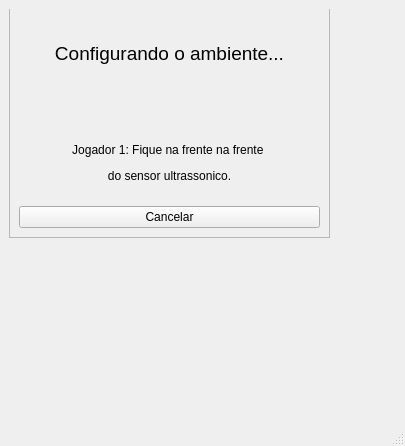
Above: interfaceJogo.ui from augustovillar/stayingAlive before the change. Below: the same form after it.
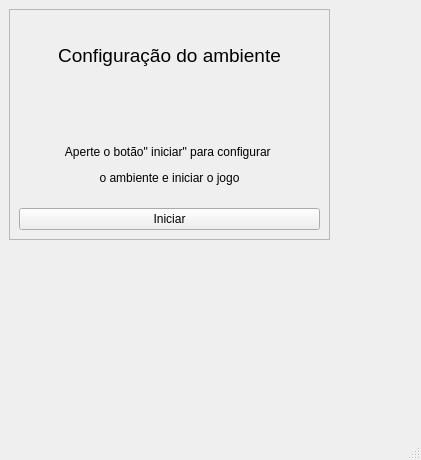
That is the form after the change. The open tabs and pages were chosen to show the change.

Commit message: adicionei botão iniciar e pagina iniciar_config

```diff
--- a/interfaceJogo.ui
+++ b/interfaceJogo.ui
@@ -6,8 +6,8 @@
    <rect>
     <x>0</x>
     <y>0</y>
-    <width>405</width>
-    <height>446</height>
+    <width>421</width>
+    <height>460</height>
    </rect>
   </property>
   <property name="windowTitle">
@@ -156,7 +156,63 @@
         </item>
        </layout>
       </widget>
-      <widget class="QWidget" name="page_2"/>
+      <widget class="QWidget" name="iniciar_config">
+       <widget class="QFrame" name="frame_15">
+        <property name="geometry">
+         <rect>
+          <x>0</x>
+          <y>0</y>
+          <width>321</width>
+          <height>231</height>
+         </rect>
+        </property>
+        <property name="frameShape">
+         <enum>QFrame::StyledPanel</enum>
+        </property>
+        <property name="frameShadow">
+         <enum>QFrame::Raised</enum>
+        </property>
+        <layout class="QVBoxLayout" name="verticalLayout_16">
+         <item>
+          <widget class="QLabel" name="label_19">
+           <property name="text">
+            <string>&lt;html&gt;&lt;head/&gt;&lt;body&gt;&lt;p align=&quot;center&quot;&gt;&lt;span style=&quot; font-size:14pt;&quot;&gt;Configuração do ambiente&lt;/span&gt;&lt;/p&gt;&lt;/body&gt;&lt;/html&gt;</string>
+           </property>
+          </widget>
+         </item>
+         <item>
+          <spacer name="verticalSpacer_7">
+           <property name="orientation">
+            <enum>Qt::Vertical</enum>
+           </property>
+           <property name="sizeType">
+            <enum>QSizePolicy::Maximum</enum>
+           </property>
+           <property name="sizeHint" stdset="0">
+            <size>
+             <width>20</width>
+             <height>30</height>
+            </size>
+           </property>
+          </spacer>
+         </item>
+         <item>
+          <widget class="QLabel" name="label_20">
+           <property name="text">
+            <string>&lt;html&gt;&lt;head/&gt;&lt;body&gt;&lt;p align=&quot;center&quot;&gt;Aperte o botão&amp;quot; iniciar&amp;quot; para configurar &lt;/p&gt;&lt;p align=&quot;center&quot;&gt;o ambiente e iniciar o jogo&lt;/p&gt;&lt;/body&gt;&lt;/html&gt;</string>
+           </property>
+          </widget>
+         </item>
+         <item>
+          <widget class="QPushButton" name="iniciar">
+           <property name="text">
+            <string>Iniciar</string>
+           </property>
+          </widget>
+         </item>
+        </layout>
+       </widget>
+      </widget>
       <widget class="QWidget" name="cadastroDoisJogares">
        <widget class="QFrame" name="frame_3">
         <property name="geometry">
@@ -297,7 +353,7 @@
          <item>
           <widget class="QLabel" name="label_7">
            <property name="text">
-            <string>&lt;html&gt;&lt;head/&gt;&lt;body&gt;&lt;p align=&quot;center&quot;&gt;Jogador 1: Fique na frente na frente &lt;/p&gt;&lt;p align=&quot;center&quot;&gt;do sensor ultrassonico.&lt;/p&gt;&lt;/body&gt;&lt;/html&gt;</string>
+            <string>&lt;html&gt;&lt;head/&gt;&lt;body&gt;&lt;p align=&quot;center&quot;&gt;Jogador 1: Fique na frente&lt;/p&gt;&lt;p align=&quot;center&quot;&gt;do sensor ultrassonico.&lt;/p&gt;&lt;/body&gt;&lt;/html&gt;</string>
            </property>
           </widget>
          </item>
```
Left out of the diff: 4 changed lines with no effect on the pictures. The commit also changes 2 other files.
